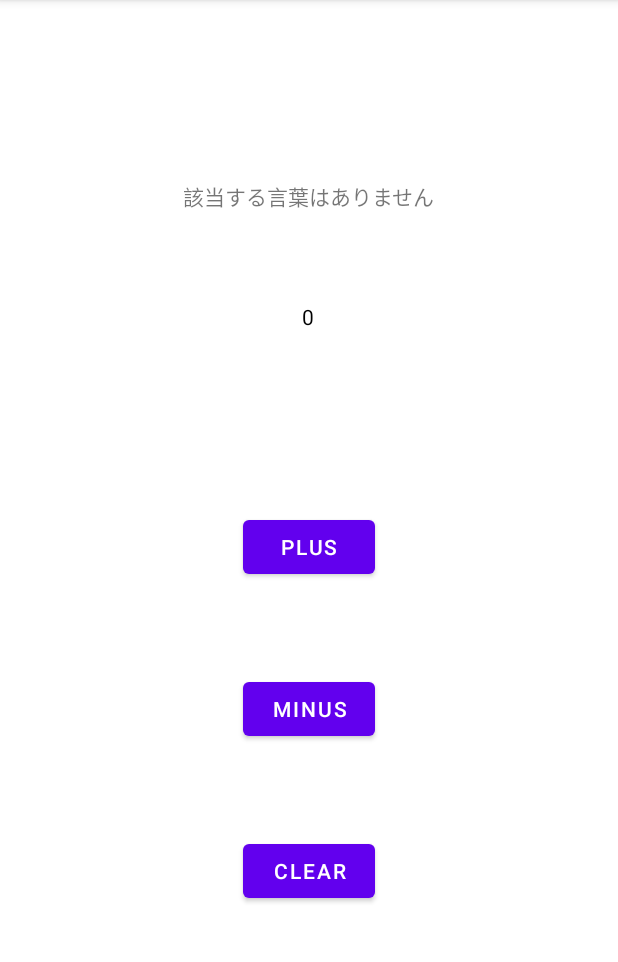
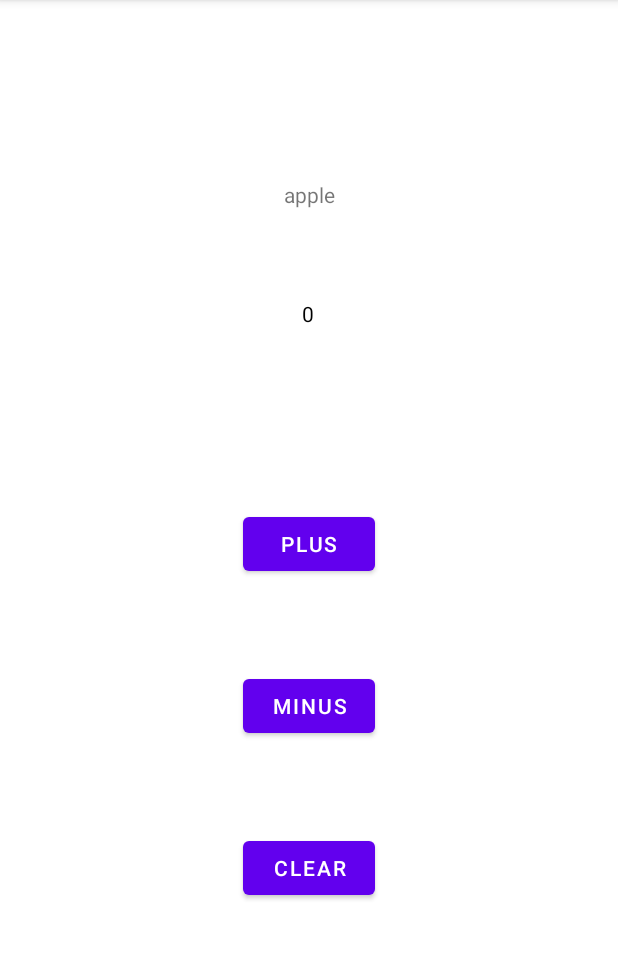
Before and after one commit to Kaito-Dogi/LA_Android_CheckWork, an Android app: the screen it shows after launch (MainActivity), after a tap on "MINUS", on a phone screen of 412 x 824 dp, the part 84-1046 px from its top. Run offline under Robolectric (Android 15) with nearby library versions, the phone set to English and light mode, and no system bars; 1 other tap on this screen came first.

Commit message:
レベル２

```diff
--- a/app/src/main/res/layout/activity_main.xml
+++ b/app/src/main/res/layout/activity_main.xml
@@ -16,7 +16,7 @@
         app:layout_constraintEnd_toEndOf="parent"
         app:layout_constraintHorizontal_bias="0.498"
         app:layout_constraintStart_toStartOf="parent"
-        app:layout_constraintTop_toBottomOf="@+id/textView2" />
+        app:layout_constraintTop_toBottomOf="@+id/wordText" />
 
     <Button
         android:id="@+id/plusButton"
@@ -49,11 +49,11 @@
         app:layout_constraintTop_toBottomOf="@+id/minusButton" />
 
     <TextView
-        android:id="@+id/textView2"
+        android:id="@+id/wordText"
         android:layout_width="wrap_content"
         android:layout_height="wrap_content"
         android:layout_marginTop="120dp"
-        android:text="該当する言葉はありません"
+        android:text="@string/word_text"
         app:layout_constraintEnd_toEndOf="parent"
         app:layout_constraintStart_toStartOf="parent"
         app:layout_constraintTop_toTopOf="parent" />
--- a/app/src/main/res/values/strings.xml
+++ b/app/src/main/res/values/strings.xml
@@ -1,3 +1,4 @@
 <resources>
     <string name="app_name">LACheckWork</string>
+    <string name="word_text">該当する言葉はありません。</string>
 </resources>
```
Also changed, not shown: app/src/main/java/app/doggy/lacheckwork/MainActivity.kt (+13 -10 lines).
